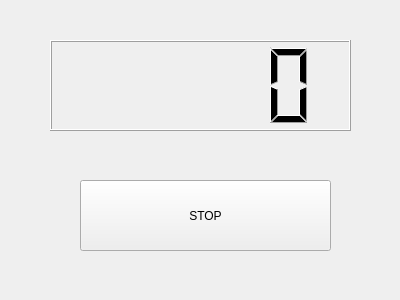
First picture: the form in ejemplo1/counterDlg.ui, repository enriqueGutierrT/Actividad-1, before the edit.
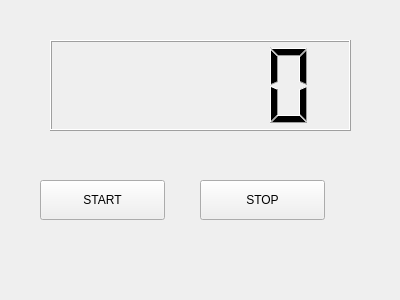
Second picture: the form after the edit.

What changed in the file:
```diff
--- a/ejemplo1/counterDlg.ui
+++ b/ejemplo1/counterDlg.ui
@@ -16,10 +16,23 @@
   <widget class="QPushButton" name="button">
    <property name="geometry">
     <rect>
-     <x>80</x>
+     <x>40</x>
      <y>180</y>
-     <width>251</width>
-     <height>71</height>
+     <width>125</width>
+     <height>40</height>
+    </rect>
+   </property>
+   <property name="text">
+    <string>START</string>
+   </property>
+  </widget>
+  <widget class="QPushButton" name="button_stop">
+   <property name="geometry">
+    <rect>
+     <x>200</x>
+     <y>180</y>
+     <width>125</width>
+     <height>40</height>
     </rect>
    </property>
    <property name="text">
```
